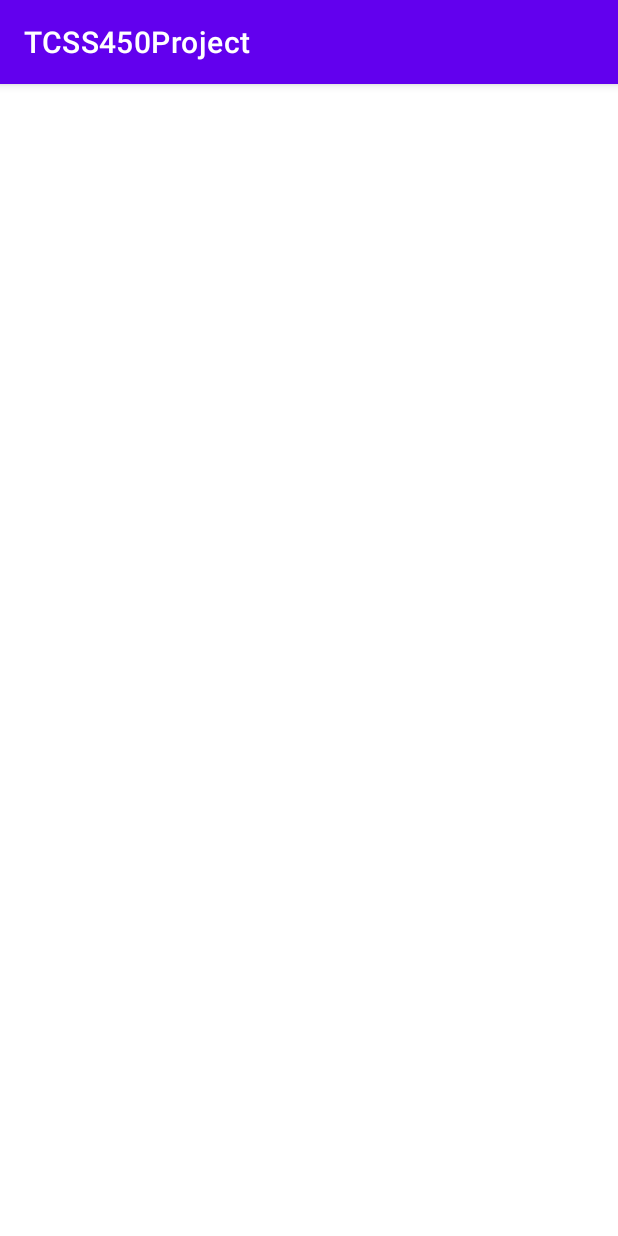
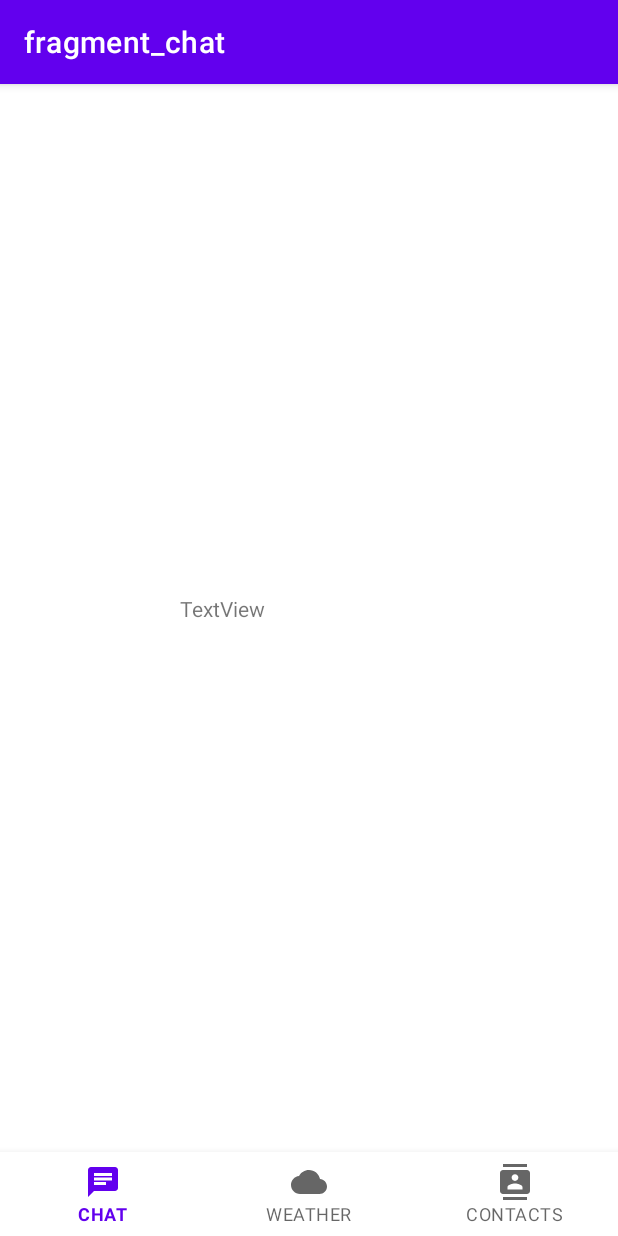
Before and after one commit to nhat499/Pigeon, an Android app: the MainActivity screen opened directly, with no data from a screen before it, on a phone screen of 412 x 824 dp. Run offline under Robolectric (Android 15) with nearby library versions, the phone set to English and light mode, and no system bars; our stand-ins replace navigation-ui.

Commit message:
added navigation to chat, contacts and weather

```diff
--- a/app/src/main/java/edu/uw/tcss450/Team4/TCSS450Project/MainActivity.java
+++ b/app/src/main/java/edu/uw/tcss450/Team4/TCSS450Project/MainActivity.java
@@ -16,15 +16,15 @@ public class MainActivity extends AppCompatActivity {
     protected void onCreate(Bundle savedInstanceState) {
         super.onCreate(savedInstanceState);
         setContentView(R.layout.activity_main);
-//        BottomNavigationView navView = findViewById(R.id.nav_view);
-//        // Passing each menu ID as a set of Ids because each
-//        // menu should be considered as top level destinations.
-//        mAppBarConfiguration = new AppBarConfiguration.Builder(
-//                R.id.navigation_chat)
-//                .build();
-//        NavController navController = Navigation.findNavController(this, R.id.nav_host_fragment);
-//        NavigationUI.setupActionBarWithNavController(this, navController, mAppBarConfiguration);
-//        NavigationUI.setupWithNavController(navView, navController);
+        BottomNavigationView navView = findViewById(R.id.nav_view);
+        // Passing each menu ID as a set of Ids because each
+        // menu should be considered as top level destinations.
+        mAppBarConfiguration = new AppBarConfiguration.Builder(
+                R.id.navigation_chat, R.id.navigation_contacts, R.id.navigation_weather)
+                .build();
+        NavController navController = Navigation.findNavController(this, R.id.nav_host_fragment);
+        NavigationUI.setupActionBarWithNavController(this, navController, mAppBarConfiguration);
+        NavigationUI.setupWithNavController(navView, navController);
 
     }
 }
--- /dev/null
+++ b/app/src/main/res/drawable/ic_contacts_black_24dp.xml
@@ -0,0 +1,10 @@
+<vector xmlns:android="http://schemas.android.com/apk/res/android"
+    android:width="24dp"
+    android:height="24dp"
+    android:viewportWidth="24"
+    android:viewportHeight="24"
+    android:tint="?attr/colorControlNormal">
+  <path
+      android:fillColor="@android:color/white"
+      android:pathData="M20,0L4,0v2h16L20,0zM4,24h16v-2L4,22v2zM20,4L4,4c-1.1,0 -2,0.9 -2,2v12c0,1.1 0.9,2 2,2h16c1.1,0 2,-0.9 2,-2L22,6c0,-1.1 -0.9,-2 -2,-2zM12,6.75c1.24,0 2.25,1.01 2.25,2.25s-1.01,2.25 -2.25,2.25S9.75,10.24 9.75,9 10.76,6.75 12,6.75zM17,17L7,17v-1.5c0,-1.67 3.33,-2.5 5,-2.5s5,0.83 5,2.5L17,17z"/>
+</vector>
--- /dev/null
+++ b/app/src/main/res/drawable/ic_weather_black_24dp.xml
@@ -0,0 +1,10 @@
+<vector xmlns:android="http://schemas.android.com/apk/res/android"
+    android:width="24dp"
+    android:height="24dp"
+    android:viewportWidth="24"
+    android:viewportHeight="24"
+    android:tint="?attr/colorControlNormal">
+  <path
+      android:fillColor="@android:color/white"
+      android:pathData="M19.35,10.04C18.67,6.59 15.64,4 12,4 9.11,4 6.6,5.64 5.35,8.04 2.34,8.36 0,10.91 0,14c0,3.31 2.69,6 6,6h13c2.76,0 5,-2.24 5,-5 0,-2.64 -2.05,-4.78 -4.65,-4.96z"/>
+</vector>
--- a/app/src/main/res/layout/activity_main.xml
+++ b/app/src/main/res/layout/activity_main.xml
@@ -1,33 +1,34 @@
 <?xml version="1.0" encoding="utf-8"?>
-<androidx.constraintlayout.widget.ConstraintLayout xmlns:android="http://schemas.android.com/apk/res/android"
+<androidx.constraintlayout.widget.ConstraintLayout
+    xmlns:android="http://schemas.android.com/apk/res/android"
     xmlns:app="http://schemas.android.com/apk/res-auto"
     android:id="@+id/container"
     android:layout_width="match_parent"
     android:layout_height="match_parent">
 
-<!--    <com.google.android.material.bottomnavigation.BottomNavigationView-->
-<!--        android:id="@+id/nav_view"-->
-<!--        android:layout_width="0dp"-->
-<!--        android:layout_height="wrap_content"-->
-<!--        android:layout_marginStart="0dp"-->
-<!--        android:layout_marginEnd="0dp"-->
-<!--        android:background="?android:attr/windowBackground"-->
-<!--        app:layout_constraintBottom_toBottomOf="parent"-->
-<!--        app:layout_constraintLeft_toLeftOf="parent"-->
-<!--        app:layout_constraintRight_toRightOf="parent"-->
-<!--        app:menu="@menu/bottom_nav_menu" />-->
+    <com.google.android.material.bottomnavigation.BottomNavigationView
+        android:id="@+id/nav_view"
+        android:layout_width="0dp"
+        android:layout_height="wrap_content"
+        android:layout_marginStart="0dp"
+        android:layout_marginEnd="0dp"
+        android:background="?android:attr/windowBackground"
+        app:layout_constraintBottom_toBottomOf="parent"
+        app:layout_constraintLeft_toLeftOf="parent"
+        app:layout_constraintRight_toRightOf="parent"
+        app:menu="@menu/bottom_nav_menu" />
 
-<!--    <fragment-->
-<!--        android:id="@+id/nav_host_fragment"-->
-<!--        android:name="androidx.navigation.fragment.NavHostFragment"-->
-<!--        android:layout_width="match_parent"-->
-<!--        android:layout_height="match_parent"-->
-<!--        android:layout_marginBottom="?attr/actionBarSize"-->
-<!--        app:defaultNavHost="true"-->
-<!--        app:layout_constraintBottom_toTopOf="@+id/nav_view"-->
-<!--        app:layout_constraintEnd_toEndOf="parent"-->
-<!--        app:layout_constraintStart_toStartOf="parent"-->
-<!--        app:layout_constraintTop_toTopOf="parent"-->
-<!--        app:navGraph="@navigation/main_graph" />-->
+    <fragment
+        android:id="@+id/nav_host_fragment"
+        android:name="androidx.navigation.fragment.NavHostFragment"
+        android:layout_width="match_parent"
+        android:layout_height="match_parent"
+        android:layout_marginBottom="?attr/actionBarSize"
+        app:defaultNavHost="true"
+        app:layout_constraintBottom_toTopOf="@+id/nav_view"
+        app:layout_constraintEnd_toEndOf="parent"
+        app:layout_constraintStart_toStartOf="parent"
+        app:layout_constraintTop_toTopOf="parent"
+        app:navGraph="@navigation/main_graph" />
 
 </androidx.constraintlayout.widget.ConstraintLayout>
--- a/app/src/main/res/menu/bottom_nav_menu.xml
+++ b/app/src/main/res/menu/bottom_nav_menu.xml
@@ -1,8 +1,18 @@
 <?xml version="1.0" encoding="utf-8"?>
 <menu xmlns:android="http://schemas.android.com/apk/res/android">
     <item
-        android:id="@+id/navigation_home"
+        android:id="@+id/navigation_chat"
         android:icon="@drawable/ic_chat_black_24dp"
         android:title="@string/title_chat" />
 
+    <item
+        android:id="@+id/navigation_weather"
+        android:icon="@drawable/ic_weather_black_24dp"
+        android:title="@string/title_weather" />
+
+    <item
+        android:id="@+id/navigation_contacts"
+        android:icon="@drawable/ic_contacts_black_24dp"
+        android:title="@string/title_contacts" />
+
 </menu>
--- a/app/src/main/res/navigation/main_graph.xml
+++ b/app/src/main/res/navigation/main_graph.xml
@@ -10,4 +10,17 @@
         android:name="edu.uw.tcss450.Team4.TCSS450Project.ui.chat.ChatFragment"
         android:label="fragment_chat"
         tools:layout="@layout/fragment_chat" />
+
+    <fragment
+        android:id="@+id/navigation_weather"
+        android:name="edu.uw.tcss450.Team4.TCSS450Project.ui.weather.WeatherFragment"
+        android:label="fragment_weather"
+        tools:layout="@layout/fragment_weather" />
+
+    <fragment
+        android:id="@+id/navigation_contacts"
+        android:name="edu.uw.tcss450.Team4.TCSS450Project.ui.contacts.ContactsFragment"
+        android:label="fragment_contacts"
+        tools:layout="@layout/fragment_contacts" />
+
 </navigation>
--- a/app/src/main/res/values/strings.xml
+++ b/app/src/main/res/values/strings.xml
@@ -2,6 +2,8 @@
     <string name="app_name">TCSS450Project</string>
     <!-- TODO: Remove or change this placeholder text -->
     <string name="hello_blank_fragment">Hello blank fragment</string>
+    <string name="weather_blank_fragment">It\'s raining</string>
+    <string name="contacts_blank_fragment">You don\'t have any friends :(</string>
     // For Registration Page
     <string name="hint_first">First Name</string>
     <string name="hint_last">Last Name</string>
@@ -10,6 +12,7 @@
     <string name="hint_password_again">Retype Password</string>
     <string name="action_register_short">Register</string>
     <string name="action_signIn">Sign In</string>
-
+    <string name="title_weather">WEATHER</string>
+    <string name="title_contacts">CONTACTS</string>
     <string name="title_chat">CHAT</string>
 </resources>
```
Also changed, not shown: app/src/main/res/layout/fragment_contacts.xml (+12 -5 lines), app/src/main/res/layout/fragment_weather.xml (+12 -5 lines).
